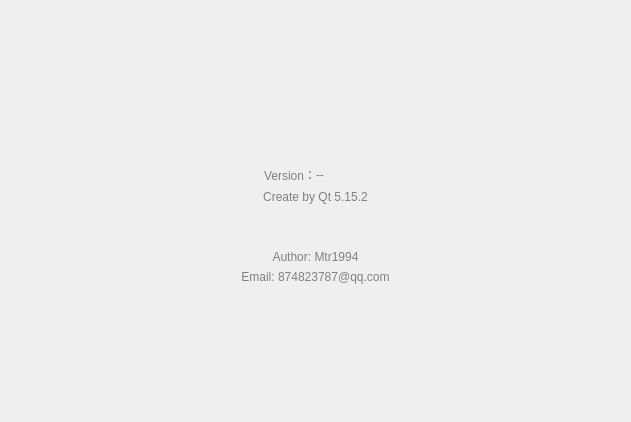
Above: Widget/widgetversioncontent.ui from Mtr1994/DeskSocket before the change. Below: the same form after it.
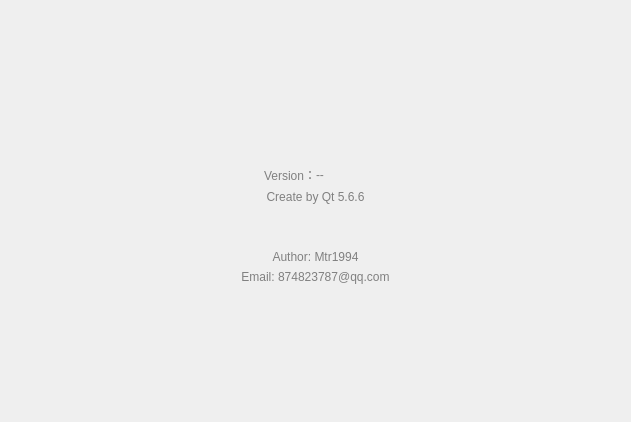
That is the form after the change. Icons and pictures are not drawn.

What changed in the file:
```diff
--- a/Widget/widgetversioncontent.ui
+++ b/Widget/widgetversioncontent.ui
@@ -210,7 +210,7 @@
 color: gray;</string>
         </property>
         <property name="text">
-         <string>Create by Qt 5.15.2</string>
+         <string>Create by Qt 5.6.6</string>
         </property>
         <property name="alignment">
          <set>Qt::AlignCenter</set>
```
